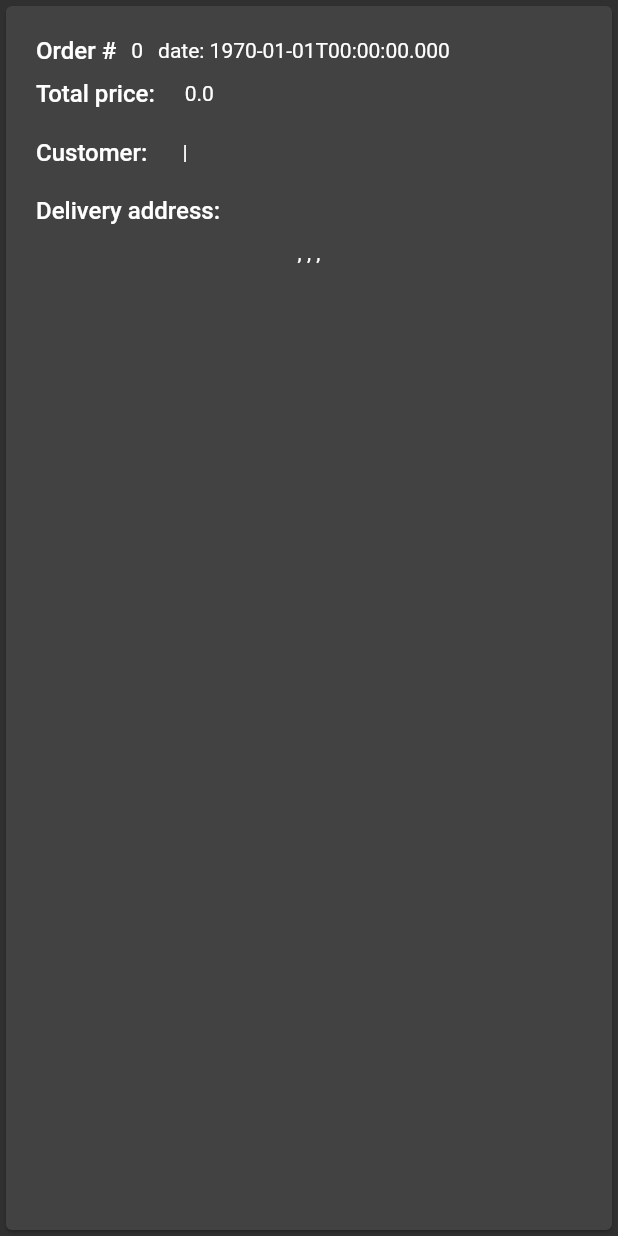
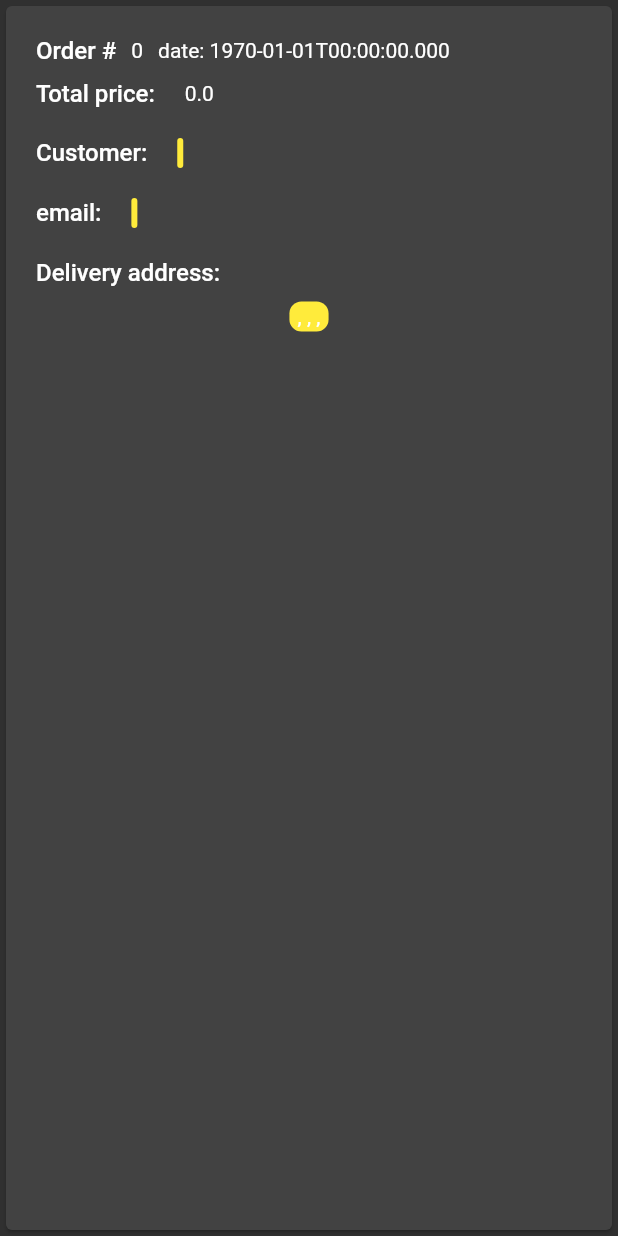
Before and after one commit to max0l0gy/eshop_manager, a Flutter app: the OrderDetailsCard widget shown alone on an empty page, opened directly with empty values, on a phone screen of 412 x 824 dp. Run offline on Flutter 3.47's test engine with Material 2 defaults, Android fonts, the phone set to English and light mode, and no system bars; Roboto replaces fonts that are missing (Hind).

Commit message:
Fixed customer order info Added ability to copy text filed to clipboard

```diff
--- a/lib/screens/order_details_screen.dart
+++ b/lib/screens/order_details_screen.dart
@@ -1,11 +1,10 @@
-import 'dart:convert';
-
 import 'package:E0ShopManager/services/customer.dart';
 import 'package:E0ShopManager/services/customer_order.dart';
 import 'package:E0ShopManager/utils/constants.dart';
 import 'package:E0ShopManager/utils/eshop_manager.dart';
 import 'package:flutter/cupertino.dart';
 import 'package:flutter/material.dart';
+import 'package:flutter/services.dart';
 
 class OrderDetailScreen extends StatefulWidget {
   final EshopManager eshopManager;
@@ -170,7 +169,8 @@ class OrderDetailsCard extends StatelessWidget {
                   padding: const EdgeInsets.fromLTRB(10, 0, 0, 0),
                   child: Text('date: '),
                 ),
-                Text(DateTime.fromMillisecondsSinceEpoch(dateOfOreder).toIso8601String()),
+                Text(DateTime.fromMillisecondsSinceEpoch(dateOfOreder)
+                    .toIso8601String()),
               ],
             ),
             Padding(
@@ -196,7 +196,23 @@ class OrderDetailsCard extends StatelessWidget {
                   EshopHeading('Customer:'),
                   Padding(
                     padding: EdgeInsets.fromLTRB(20, 0, 0, 0),
-                    child: Text('${customer.fullName} | ${customer.email}'),
+                    child: ClipboardedTextfield(
+                      text: customer.fullName,
+                    ),
+                  )
+                ],
+              ),
+            ),
+            Padding(
+              padding: const EdgeInsets.fromLTRB(0, 20, 0, 0),
+              child: Row(
+                children: [
+                  EshopHeading('email:'),
+                  Padding(
+                    padding: EdgeInsets.fromLTRB(20, 0, 0, 0),
+                    child: ClipboardedTextfield(
+                      text: customer.email,
+                    ),
                   )
                 ],
               ),
@@ -211,11 +227,41 @@ class OrderDetailsCard extends StatelessWidget {
             ),
             Padding(
               padding: EdgeInsets.fromLTRB(0, 10, 0, 0),
-              child: Text('${customer.fullAddress()}'),
+              child: ClipboardedTextfield(
+                text: customer.fullAddress(),
+              ),
             ),
             _actionButtons(context),
           ],
         ),
+      ),
+    );
+  }
+}
+
+class ClipboardedTextfield extends StatelessWidget {
+  final String text;
+
+  const ClipboardedTextfield({Key? key, required this.text}) : super(key: key);
+
+  @override
+  Widget build(BuildContext context) {
+    // The GestureDetector wraps the button.
+    return GestureDetector(
+      // When the child is tapped, show a snackbar.
+      onTap: () {
+        Clipboard.setData(ClipboardData(text: text));
+        final snackBar = SnackBar(content: Text('Copied to clipboard'));
+        ScaffoldMessenger.of(context).showSnackBar(snackBar);
+      },
+      // The custom button
+      child: Container(
+        padding: EdgeInsets.all(2.0),
+        decoration: BoxDecoration(
+          color: Theme.of(context).buttonColor,
+          borderRadius: BorderRadius.circular(8.0),
+        ),
+        child: Text(text),
       ),
     );
   }
--- a/lib/services/customer.dart
+++ b/lib/services/customer.dart
@@ -2,6 +2,7 @@ import 'dart:convert';
 
 import 'package:E0ShopManager/utils/constants.dart';
 import 'package:E0ShopManager/utils/eshop_manager.dart';
+import 'package:flutter/rendering.dart';
 import 'package:json_annotation/json_annotation.dart';
 
 import 'networking.dart';
@@ -30,6 +31,8 @@ class CommodityModel {
     Customer convertedCustomer = Customer.fromJson(customer);
     convertedCustomer.fullName = utf8.decode(convertedCustomer.fullName.codeUnits);
     convertedCustomer.address = utf8.decode(convertedCustomer.address.codeUnits);
+    convertedCustomer.city = utf8.decode(convertedCustomer.city.codeUnits);
+    convertedCustomer.country = utf8.decode(convertedCustomer.country.codeUnits);
     return convertedCustomer;
   }
 }
@@ -51,7 +54,7 @@ class Customer {
 
 
   String fullAddress() {
-    return utf8.decode('$postcode , $country, $city, $address'.codeUnits);
+    return '$postcode , $country, $city, $address';
   }
 
   factory Customer.fromJson(Map<String, dynamic> json) =>
```
